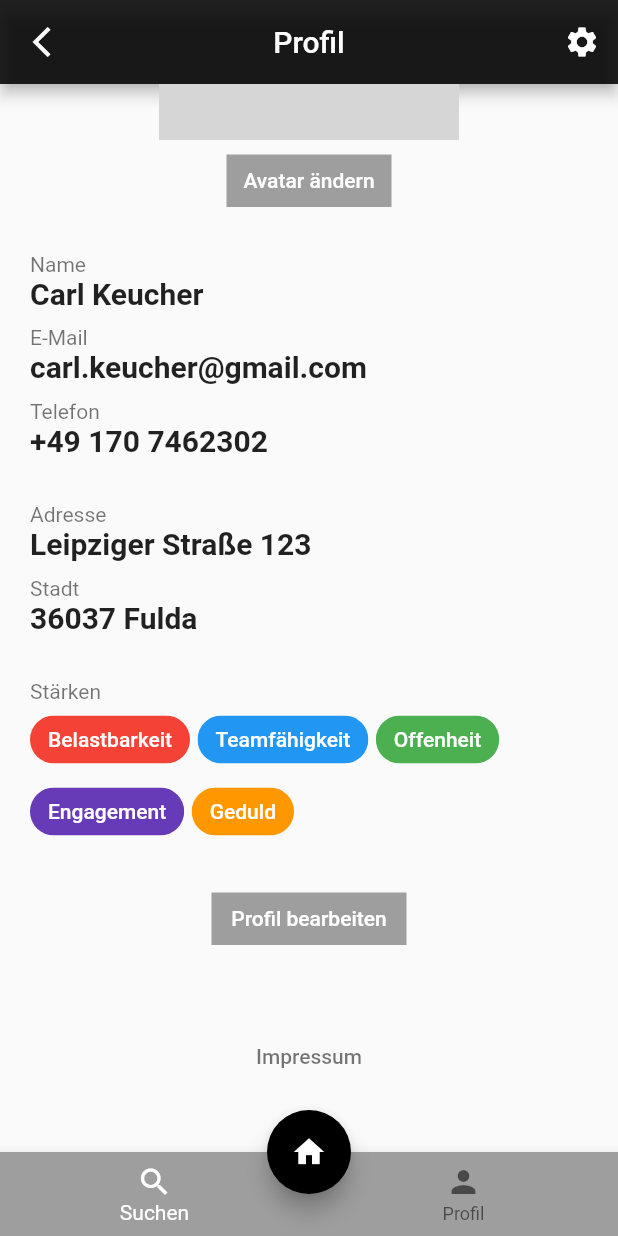
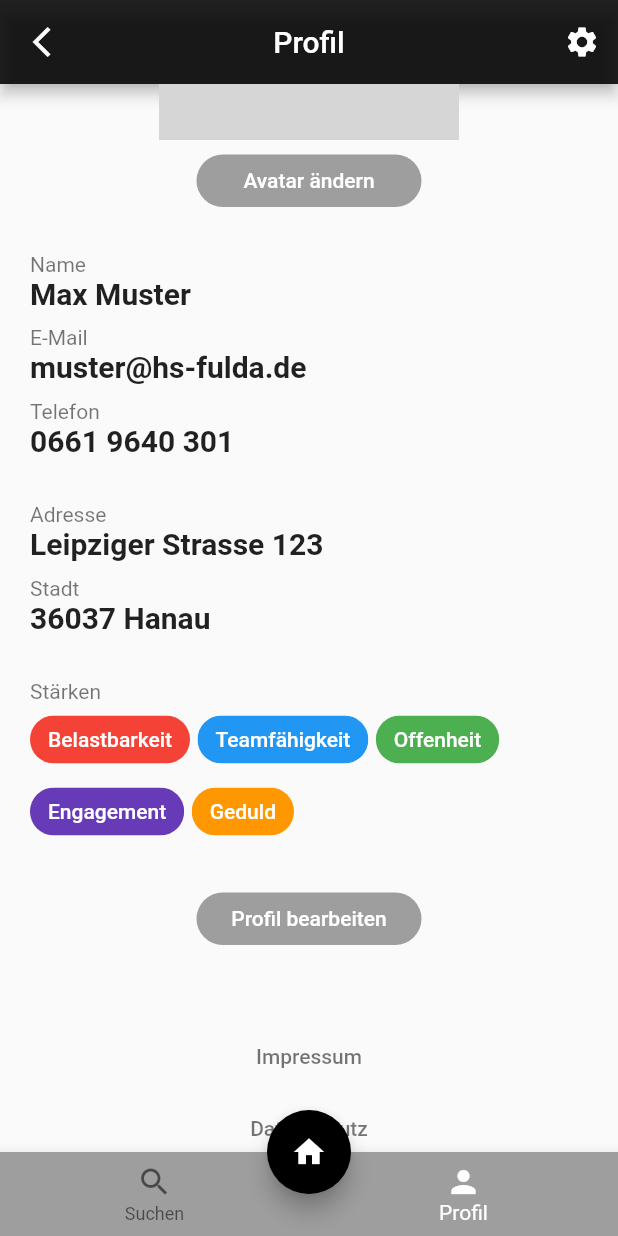
Before and after one commit to arsomesan/flutter_profile_getx, a Flutter app: the ScreenProfil screen opened directly, scrolled down 188 dp, on a phone screen of 412 x 824 dp. Run offline on Flutter 3.47's test engine with Material 2 defaults, Android fonts, the phone set to English and light mode, and no system bars; our stand-ins replace get; network calls fail; grey boxes are pictures that could not be loaded.

Commit message:
added getx implementation to senjs layout. Rouded up buttons and added 'datenschutz'

```diff
--- a/assets/profil.json
+++ b/assets/profil.json
@@ -6,6 +6,7 @@
     "password": "123456",
     "adresse": {
       "ort": "Fulda",
+      "plz": "36037",
       "strasse": "Leipziger Strasse",
       "hausnummer": "123"
     },
@@ -25,6 +26,27 @@
     "password": "123456",
     "adresse": {
       "ort": "Hanau",
+      "plz": "36037",
+      "strasse": "Leipziger Strasse",
+      "hausnummer": "123"
+    },
+    "kontakt": {
+      "email": "muster@hs-fulda.de",
+      "tel": "0661 9640 301",
+      "web": "www.mustermax.de"
+    },
+    "zugriff": {
+      "datum": "2021-12-24"
+    }
+  },
+  {
+    "name": "Muster",
+    "vorname": "Max",
+    "login": "mustermax",
+    "password": "123456",
+    "adresse": {
+      "ort": "Hanau",
+      "plz": "36037",
       "strasse": "Leipziger Strasse",
       "hausnummer": "123"
     },
--- a/lib/model/profil_model.dart
+++ b/lib/model/profil_model.dart
@@ -55,17 +55,20 @@ class Profil {
 class Adresse {
   Adresse({
     this.ort,
+    this.plz,
     this.strasse,
     this.hausnummer,
   });
 
   String? ort;
+  String? plz;
   String? strasse;
   String? hausnummer;
 
   factory Adresse.fromJson(Map<String, dynamic> json) =>
       Adresse(
         ort: json["ort"],
+        plz: json["plz"],
         strasse: json["strasse"],
         hausnummer: json["hausnummer"],
       );
@@ -73,6 +76,7 @@ class Adresse {
   Map<String, dynamic> toJson() =>
       {
         "ort": ort,
+        "plz": plz,
         "strasse": strasse,
         "hausnummer": hausnummer,
       };
--- a/lib/screens/screen_profil.dart
+++ b/lib/screens/screen_profil.dart
@@ -1,5 +1,20 @@
 import 'package:flutter/cupertino.dart';
 import 'package:flutter/material.dart';
+import 'package:get/get_core/src/get_main.dart';
+import 'package:get/get_instance/src/extension_instance.dart';
+import 'package:profile_try_1/controller/profil_controller.dart';
+import 'package:profile_try_1/model/profil_model.dart';
+
+final ProfilController controller = Get.put(ProfilController());
+Profil profil = controller.profil[1];
+var email = profil.kontakt?.email;
+var tel = profil.kontakt?.tel;
+var strasse = profil.adresse?.strasse;
+var ort = profil.adresse?.ort;
+var plz = profil.adresse?.plz;
+var hausnummer = profil.adresse?.hausnummer;
+var adresse = strasse! + " " + hausnummer!;
+var stadt = plz! + " " + ort!;
 
 class ScreenProfil extends StatelessWidget {
   const ScreenProfil({Key? key}) : super(key: key);
@@ -7,9 +22,9 @@ class ScreenProfil extends StatelessWidget {
   @override
   Widget build(BuildContext context) {
     return Scaffold(
-      appBar:
-      AppBar(
-          title: Text("Profil"), centerTitle: true,
+      appBar: AppBar(
+          title: Text("Profil"),
+          centerTitle: true,
           leading: IconButton(
             icon: Icon(Icons.arrow_back_ios_sharp),
             onPressed: () {
@@ -36,7 +51,8 @@ class ScreenProfil extends StatelessWidget {
                   decoration: BoxDecoration(
                     //shape: BoxShape.circle,
                     image: DecorationImage(
-                      image: NetworkImage('https://static.wikia.nocookie.net/nickelodeon/images/f/f7/Jimmy_Neutron_-_Carl.png/revision/latest?cb=20160605152619&path-prefix=de'),
+                      image: NetworkImage(
+                          'https://static.wikia.nocookie.net/nickelodeon/images/f/f7/Jimmy_Neutron_-_Carl.png/revision/latest?cb=20160605152619&path-prefix=de'),
                       fit: BoxFit.cover,
                     ),
                     border: Border.all(
@@ -51,10 +67,9 @@ class ScreenProfil extends StatelessWidget {
             Container(
               child: Center(
                 child: Container(
-                  width: 110,
+                  width: 150,
                   height: 35,
                   margin: EdgeInsets.only(top: 10, bottom: 30),
-                  color: Colors.grey,
                   child: TextButton(
                     child: Text('Avatar ändern'),
                     onPressed: () {
@@ -62,6 +77,10 @@ class ScreenProfil extends StatelessWidget {
                     },
                     style: TextButton.styleFrom(
                         primary: Colors.white,
+                        shape: RoundedRectangleBorder(
+                          borderRadius: BorderRadius.circular(20),
+                        ),
+                        backgroundColor: Colors.grey,
                     ),
                   ),
                 ),
@@ -81,11 +100,12 @@ class ScreenProfil extends StatelessWidget {
                     ),
                   ),
                   Container(
-                    child: const Align(
+                    child: Align(
                       alignment: Alignment.centerLeft,
                       child: Text(
-                        'Carl Keucher',
-                        style: TextStyle(fontWeight: FontWeight.bold, fontSize: 20),
+                        profil.vorname! + ' ' + profil.name!,
+                        style: TextStyle(
+                            fontWeight: FontWeight.bold, fontSize: 20),
                       ),
                     ),
                   ),
@@ -100,11 +120,12 @@ class ScreenProfil extends StatelessWidget {
                     ),
                   ),
                   Container(
-                    child: const Align(
+                    child: Align(
                       alignment: Alignment.centerLeft,
                       child: Text(
-                        'carl.keucher@gmail.com',
-                        style: TextStyle(fontWeight: FontWeight.bold, fontSize: 20),
+                        email!,
+                        style: TextStyle(
+                            fontWeight: FontWeight.bold, fontSize: 20),
                       ),
                     ),
                   ),
@@ -119,11 +140,12 @@ class ScreenProfil extends StatelessWidget {
                     ),
                   ),
                   Container(
-                    child: const Align(
+                    child: Align(
                       alignment: Alignment.centerLeft,
                       child: Text(
-                        '+49 170 7462302',
-                        style: TextStyle(fontWeight: FontWeight.bold, fontSize: 20),
+                        tel!,
+                        style: TextStyle(
+                            fontWeight: FontWeight.bold, fontSize: 20),
                       ),
                     ),
                   ),
@@ -138,11 +160,12 @@ class ScreenProfil extends StatelessWidget {
                     ),
                   ),
                   Container(
-                    child: const Align(
+                    child: Align(
                       alignment: Alignment.centerLeft,
                       child: Text(
-                        'Leipziger Straße 123',
-                        style: TextStyle(fontWeight: FontWeight.bold, fontSize: 20),
+                        adresse,
+                        style: TextStyle(
+                            fontWeight: FontWeight.bold, fontSize: 20),
                       ),
                     ),
                   ),
@@ -157,11 +180,12 @@ class ScreenProfil extends StatelessWidget {
                     ),
                   ),
                   Container(
-                    child: const Align(
+                    child: Align(
                       alignment: Alignment.centerLeft,
                       child: Text(
-                        '36037 Fulda',
-                        style: TextStyle(fontWeight: FontWeight.bold, fontSize: 20),
+                        stadt!,
+                        style: TextStyle(
+                            fontWeight: FontWeight.bold, fontSize: 20),
                       ),
                     ),
                   ),
@@ -187,9 +211,7 @@ class ScreenProfil extends StatelessWidget {
                                   backgroundColor: Colors.red,
                                   onPressed: () {
                                     print('I am the one thing in life.');
-                                  }
-                              )
-                          ),
+                                  })),
                           Container(
                               margin: EdgeInsets.only(left: 5),
                               child: InputChip(
@@ -198,9 +220,7 @@ class ScreenProfil extends StatelessWidget {
                                   backgroundColor: Colors.blue,
                                   onPressed: () {
                                     print('I am the one thing in life.');
-                                  }
-                              )
-                          ),
+                                  })),
                           Container(
                               margin: EdgeInsets.only(left: 5),
                               child: InputChip(
@@ -209,9 +229,7 @@ class ScreenProfil extends StatelessWidget {
                                   backgroundColor: Colors.green,
                                   onPressed: () {
                                     print('I am the one thing in life.');
-                                  }
-                              )
-                          ),
+                                  })),
                         ],
                       ),
                     ),
@@ -228,9 +246,7 @@ class ScreenProfil extends StatelessWidget {
                                   backgroundColor: Colors.deepPurple,
                                   onPressed: () {
                                     print('I am the one thing in life.');
-                                  }
-                              )
-                          ),
+                                  })),
                           Container(
                               margin: EdgeInsets.only(left: 5),
                               child: InputChip(
@@ -239,9 +255,7 @@ class ScreenProfil extends StatelessWidget {
                                   backgroundColor: Colors.orange,
                                   onPressed: () {
                                     print('I am the one thing in life.');
-                                  }
-                              )
-                          ),
+                                  })),
                         ],
                       ),
                     ),
@@ -252,10 +266,9 @@ class ScreenProfil extends StatelessWidget {
             Container(
               child: Center(
                 child: Container(
-                  width: 130,
+                  width: 150,
                   height: 35,
                   margin: EdgeInsets.only(top: 30, bottom: 50),
-                  color: Colors.grey,
                   child: TextButton(
                     child: Text('Profil bearbeiten'),
                     onPressed: () {
@@ -263,6 +276,11 @@ class ScreenProfil extends StatelessWidget {
                     },
                     style: TextButton.styleFrom(
                         primary: Colors.white,
+                        shape: RoundedRectangleBorder(
+                          borderRadius: BorderRadius.circular(20),
+                        ),
+                        backgroundColor: Colors.grey,
+
                     ),
                   ),
                 ),
@@ -271,7 +289,9 @@ class ScreenProfil extends StatelessWidget {
             Container(
               margin: EdgeInsets.only(bottom: 40),
               child: Center(
-                child: Container(
+                child: Column(
+                  children: [
+                    Container(
                       child: TextButton(
                         child: Text('Impressum'),
                         onPressed: () {
@@ -281,6 +301,19 @@ class ScreenProfil extends StatelessWidget {
                           primary: Colors.black54,
                         ),
                       ),
+                    ),
+                    Container(
+                      child: TextButton(
+                        child: Text('Datenschutz'),
+                        onPressed: () {
+                          // Button linking to the impress page
+                        },
+                        style: TextButton.styleFrom(
+                          primary: Colors.black54,
+                        ),
+                      ),
+                    ),
+                  ],
                 ),
               ),
             ),
@@ -293,6 +326,7 @@ class ScreenProfil extends StatelessWidget {
         onPressed: () {},
       ),
       bottomNavigationBar: BottomNavigationBar(
+          currentIndex: 1,
           backgroundColor: Colors.grey,
           selectedItemColor: Colors.white,
           items: const <BottomNavigationBarItem>[
@@ -304,10 +338,8 @@ class ScreenProfil extends StatelessWidget {
               icon: Icon(Icons.person),
               label: 'Profil',
             ),
-          ]
-      ),
-      floatingActionButtonLocation:
-      FloatingActionButtonLocation.centerDocked,
+          ]),
+      floatingActionButtonLocation: FloatingActionButtonLocation.centerDocked,
     );
   }
 }
```
Also changed, not shown: pubspec.yaml (+3 -6 lines). Lines whose indentation alone changed are shown as unchanged.
